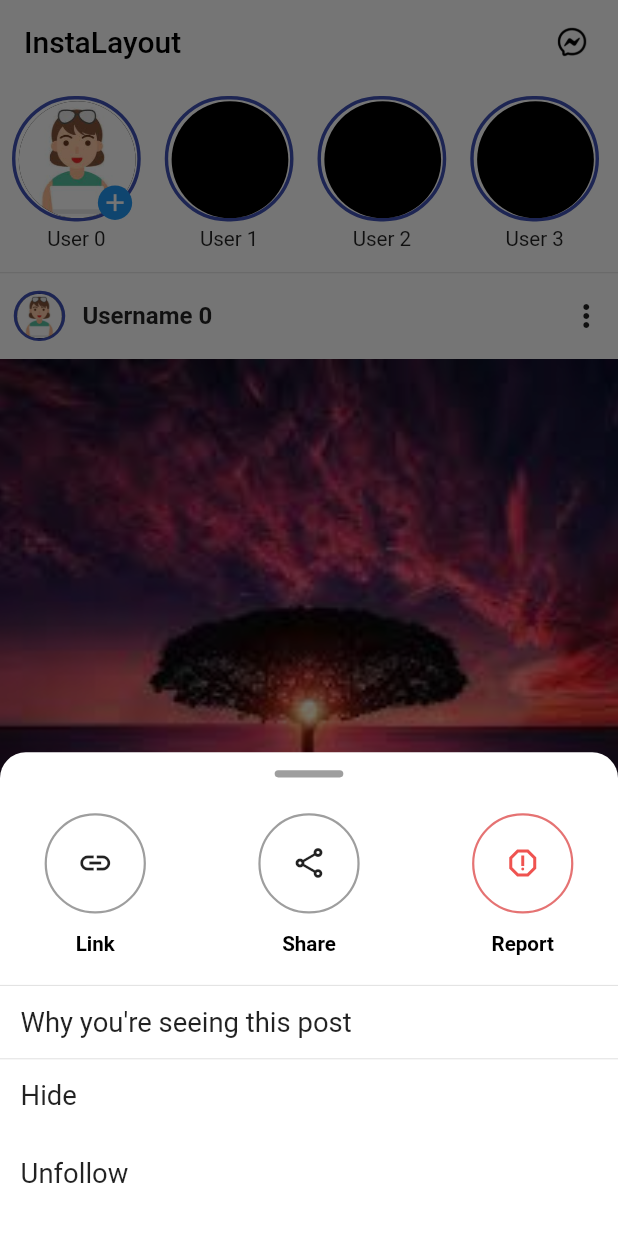
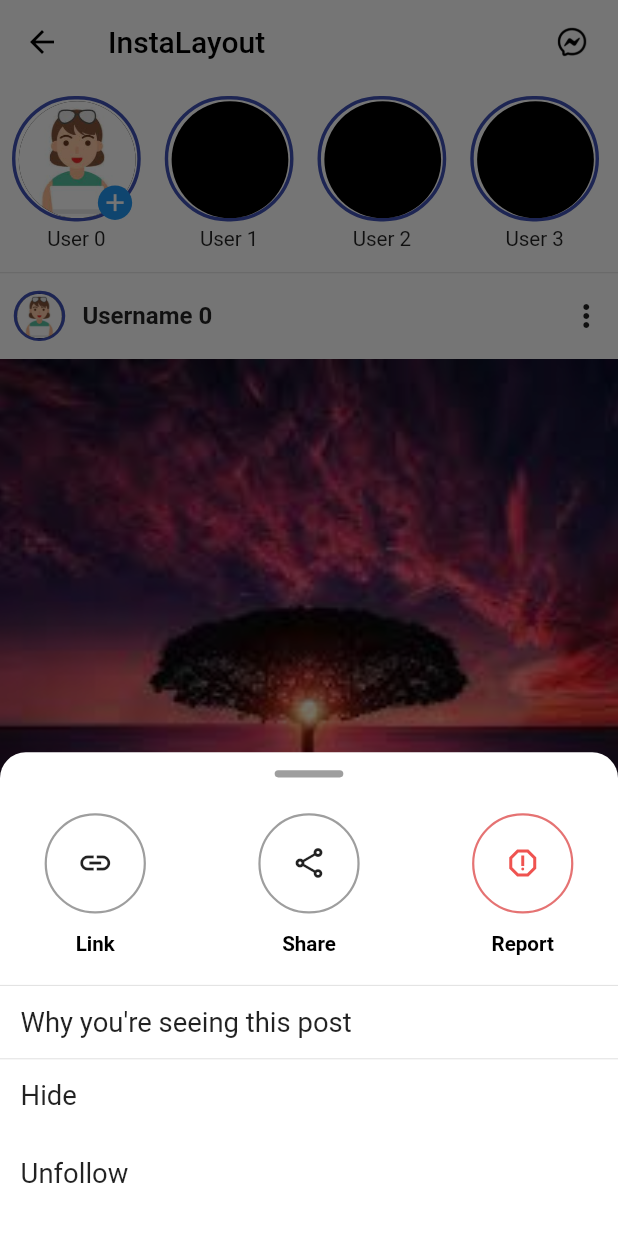
Before and after one commit to AmnNdm/InstaLayout, a Flutter app: the screen it shows after launch, after a tap on the "more vert" icon, on a phone screen of 412 x 824 dp. Run offline on Flutter 3.47's test engine with Material 2 defaults, Android fonts, the phone set to English and light mode, and no system bars; drawn by our look-alikes of persistent_bottom_nav_bar; our stand-ins replace flutter_screenutil, get.

Commit message:
minor changes

```diff
--- a/lib/splash.dart
+++ b/lib/splash.dart
@@ -1,5 +1,6 @@
 import 'package:flutter/material.dart';
 import 'package:flutter_screenutil/flutter_screenutil.dart';
+import 'package:get/get.dart';
 import 'package:insta_layout/mainscreen.dart';
 import 'package:insta_layout/views/messages/messages.dart';
 
@@ -19,16 +20,7 @@ class _SplashScreenState extends State<SplashScreen> {
   void initState() {
     super.initState();
     Future.delayed(
-        const Duration(seconds: 2),
-        () => Navigator.pushReplacement(
-            context,
-            MaterialPageRoute(
-                builder: (_) => DefaultTabController(
-                    length: 3,
-                    initialIndex: 1,
-                    child: Scaffold(
-                      body: const CustomBottomBar(),
-                    )))));
+        const Duration(seconds: 2), () => Get.to(() => MainScreen()));
   }
 
   @override
--- a/pubspec.yaml
+++ b/pubspec.yaml
@@ -40,6 +40,9 @@ dependencies:
   flutter_native_splash: ^1.3.2
   flutter_search_bar:
   flutter_staggered_grid_view:
+  camera:
+  path_provider:
+  path:
 
 dev_dependencies:
   flutter_test:
```
Also changed, not shown: pubspec.lock.
